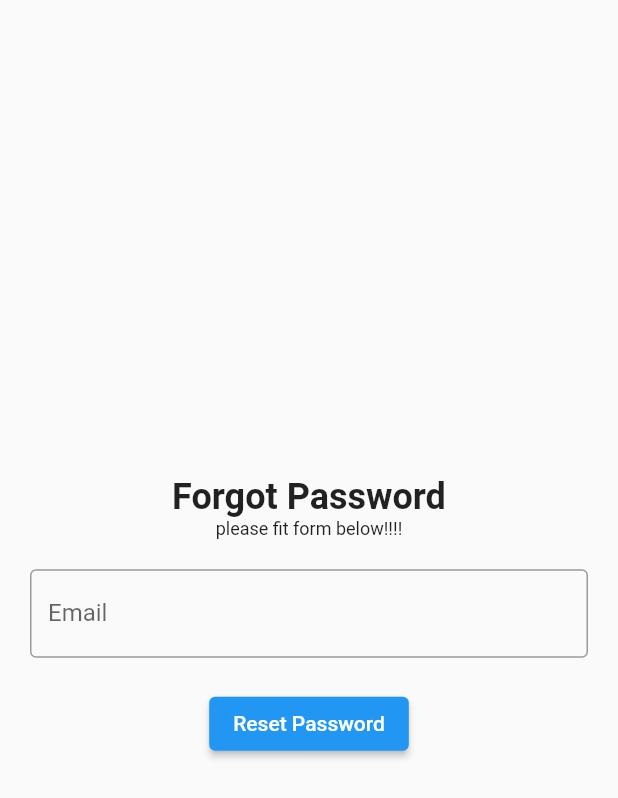
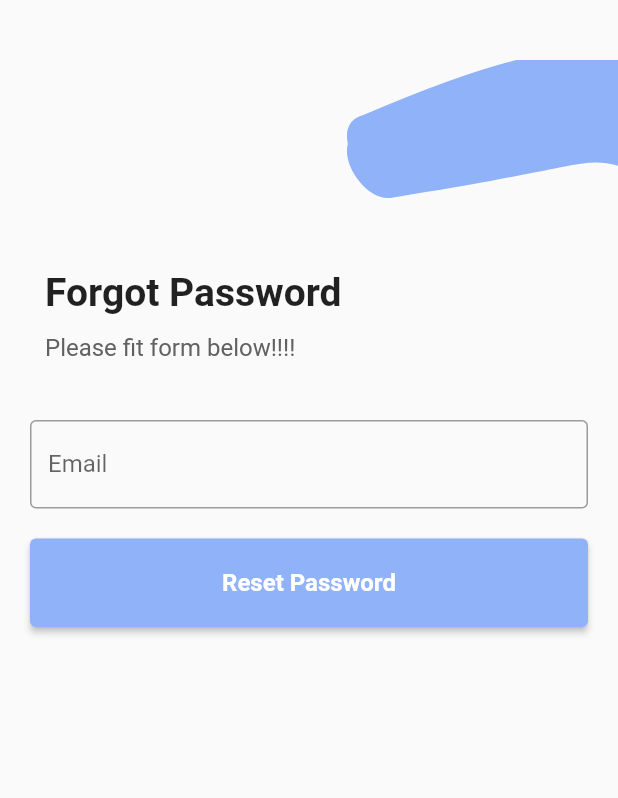
Before and after one commit to manhhung3004/WeaNot-App, a Flutter app: the screen it shows after launch, after a tap on "Forgot Password?", on a phone screen of 412 x 824 dp. Shown: the top 798 px of the screen. Run offline on Flutter 3.47's test engine with Material 2 defaults, Android fonts, the phone set to English and light mode, and no system bars; our stand-ins replace cloud_firestore, firebase_auth, firebase_core, google_fonts, share, table_calendar; accounts and stored records are empty; network calls fail.

Commit message:
fix logup

```diff
--- a/lib/login/forget_password.dart
+++ b/lib/login/forget_password.dart
@@ -1,5 +1,7 @@
 import "package:firebase_auth/firebase_auth.dart";
 import "package:flutter/material.dart";
+import "package:weather_app/Clipper/clipper.dart";
+import "package:weather_app/models/constants.dart";
 
 class ForgetPassword extends StatefulWidget {
   const ForgetPassword({super.key});
@@ -40,42 +42,100 @@ class _ForgetPasswordState extends State<ForgetPassword> {
           });
     }
   }
+
   @override
   Widget build(BuildContext context) {
+    Constants myContants = Constants();
     return Scaffold(
+      resizeToAvoidBottomInset: false,
       body: Container(
-        padding: const EdgeInsets.all(20.0),
+        padding: const EdgeInsets.all(0),
+        width: MediaQuery.of(context).size.width,
         child: Column(
-          mainAxisAlignment: MainAxisAlignment.center,
-          crossAxisAlignment: CrossAxisAlignment.center,
+          children: [
+            const SizedBox(
+              height: 40,
+            ),
+            Stack(
+              children: [
+                CustomPaint(
+                  size: Size(MediaQuery.of(context).size.width, 200),
+                  painter: RPSCustomPainter(),
+                ),
+                Positioned(
+                  top: 10,
+                  right: 0,
+                  child: CustomPaint(
+                    size: Size(MediaQuery.of(context).size.width, 200),
+                    painter: RPSCustomPainter(),
+                  ),
+                ),
+                const SizedBox(
+                  height: 30,
+                ),
+                Positioned(
+                  top: 140,
+                  left: 30,
+                  child: Column(
+                    crossAxisAlignment: CrossAxisAlignment.start,
                     children: [
                       const Text(
-              'Forgot Password',
-              textAlign: TextAlign.start,
+                        "Forgot Password",
                         style: TextStyle(
-                fontSize: 24.0,
                           fontWeight: FontWeight.bold,
+                          fontSize: 26,
                         ),
                       ),
-            const Text(
-              'please fit form below!!!!',
+                      const SizedBox(
+                        height: 12,
+                      ),
+                      Text(
+                        'Please fit form below!!!!',
                         style: TextStyle(
-                fontSize: 12.0,
-                fontWeight: FontWeight.normal,
+                          color: Colors.grey[700],
+                          fontSize: 16,
                         ),
                       ),
+                    ],
+                  ),
+                ),
+              ],
+            ),
             const SizedBox(height: 20.0),
-            TextField(
+            Padding(
+              padding: const EdgeInsets.all(20.0),
+              child: TextField(
                 controller: _emailController,
                 decoration: const InputDecoration(
                   labelText: 'Email',
                   border: OutlineInputBorder(),
                 ),
               ),
-            const SizedBox(height: 20.0),
-            ElevatedButton(
+            ),
+            Padding(
+              padding: const EdgeInsets.only(left: 20, right: 20),
+              child: ElevatedButton(
+                style: ElevatedButton.styleFrom(
+                  backgroundColor:
+                      myContants.secondaryColor, // Background color
+                ),
                 onPressed: passwordReset,
-              child: const Text('Reset Password'),
+                child: Container(
+                  padding: const EdgeInsets.all(20),
+                  decoration: BoxDecoration(
+                    borderRadius: BorderRadius.circular(8),
+                  ),
+                  child: const Center(
+                      child: Text(
+                    "Reset Password",
+                    style: TextStyle(
+                      color: Colors.white,
+                      fontWeight: FontWeight.bold,
+                      fontSize: 16,
+                    ),
+                  )),
+                ),
+              ),
             ),
           ],
         ),
--- a/lib/login/my_sign_up_button.dart
+++ b/lib/login/my_sign_up_button.dart
@@ -1,4 +1,5 @@
 import 'package:flutter/material.dart';
+import 'package:weather_app/models/constants.dart';
 
 // ignore: camel_case_types
 class button_login extends StatelessWidget {
@@ -7,6 +8,7 @@ class button_login extends StatelessWidget {
 
   @override
   Widget build(BuildContext context) {
+    Constants myContants = Constants();
     return GestureDetector(
       onTap: (){
         onTap();
@@ -15,7 +17,7 @@ class button_login extends StatelessWidget {
       child: Container(
         padding: const EdgeInsets.all(25),
         margin: const EdgeInsets.symmetric(horizontal: 25),
-        decoration: BoxDecoration(color: Colors.blue,
+        decoration: BoxDecoration(color: myContants.secondaryColor,
           borderRadius: BorderRadius.circular(8),
         ),
         child: const Center(
--- a/lib/login/sign_up.dart
+++ b/lib/login/sign_up.dart
@@ -31,7 +31,7 @@ class _SignUpState extends State<SignUp> {
       backgroundColor: Colors.white,
       body: SafeArea(
         child: Center(
-            child: Column(
+            child:  Column(
               mainAxisAlignment: MainAxisAlignment.center,
               children: [
                 const SizedBox(height: 50),
--- a/lib/login/text_fill.dart
+++ b/lib/login/text_fill.dart
@@ -20,16 +20,9 @@ class MyTextField extends StatelessWidget {
         controller: controller,
         obscureText: obscureText,
         decoration: InputDecoration(
-            enabledBorder: const OutlineInputBorder(
-              borderSide: BorderSide(color: Colors.white),
-            ),
-            focusedBorder: OutlineInputBorder(
-              borderSide: BorderSide(color: Colors.grey.shade400),
-            ),
-            fillColor: Colors.grey.shade200,
-            filled: true,
-            hintText: hintText,
-            hintStyle: TextStyle(color: Colors.grey[500])),
+          labelText: hintText,
+                  border: const OutlineInputBorder(),
+          ),
       ),
     );
   }
```
Lines whose indentation alone changed are shown as unchanged.
